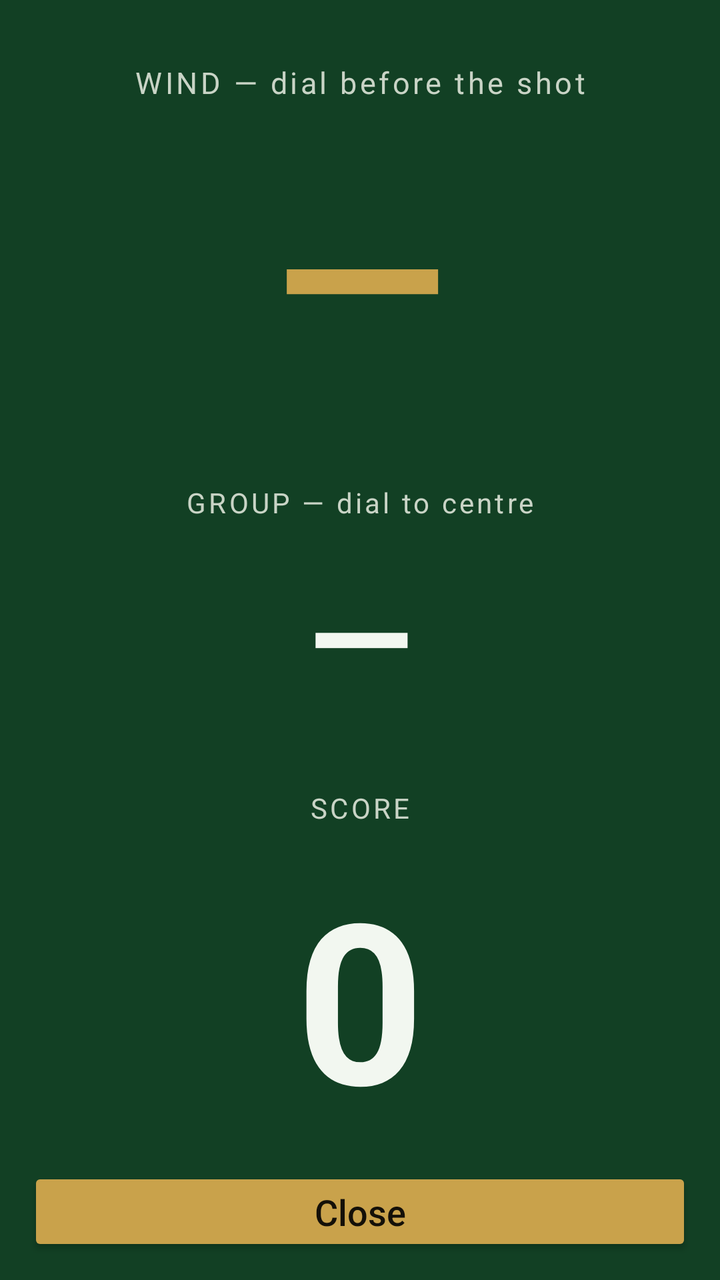
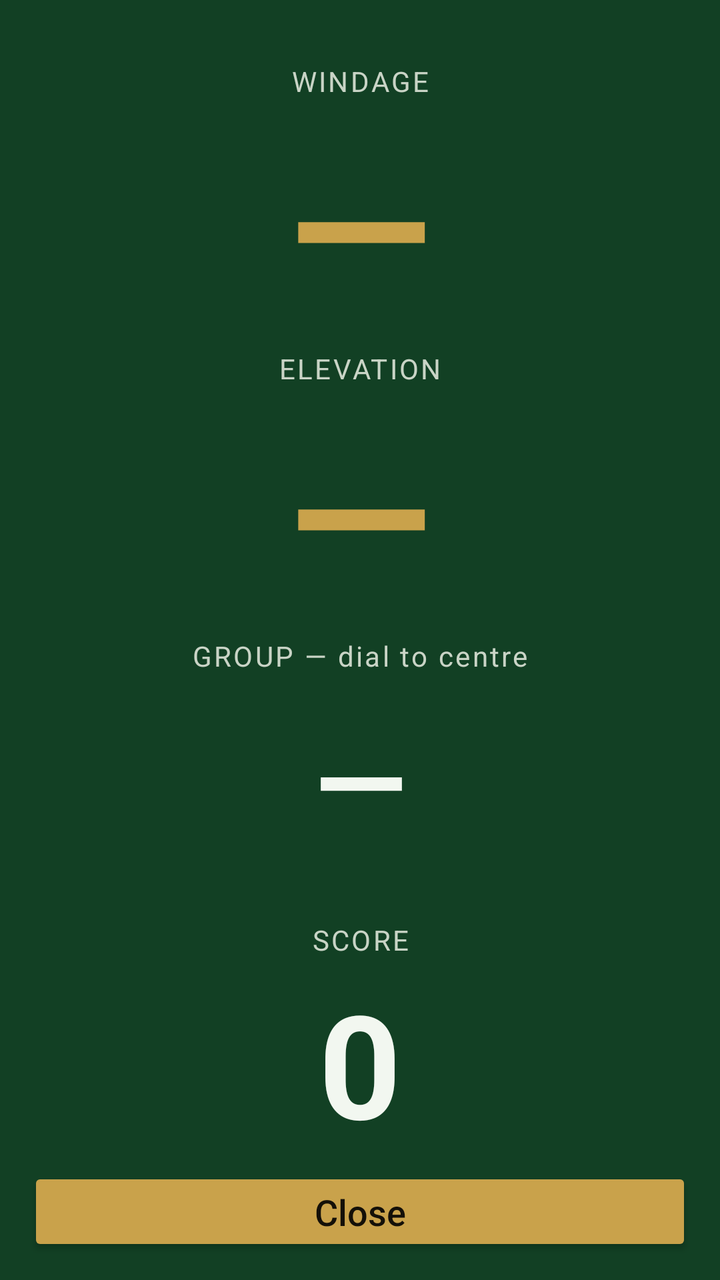

Compare the two renders of this Android layout. The source of the first and the diff that turns it into the second are given below.
<!-- AndroidManifest.xml: application theme Theme.BAS -->
<!-- res/layout/activity_range.xml -->
<?xml version="1.0" encoding="utf-8"?>
<LinearLayout xmlns:android="http://schemas.android.com/apk/res/android"
    android:layout_width="match_parent"
    android:layout_height="match_parent"
    android:orientation="vertical"
    android:background="?android:attr/colorBackground"
    android:padding="12dp">

    <TextView android:id="@+id/tvRangeStatus"
        android:layout_width="match_parent" android:layout_height="wrap_content"
        android:textColor="?android:attr/textColorSecondary" android:textSize="14sp"
        android:gravity="end" android:text="" />

    <TextView android:layout_width="match_parent" android:layout_height="wrap_content"
        android:textColor="?android:attr/textColorSecondary" android:textSize="15sp"
        android:letterSpacing="0.1" android:text="WIND — dial before the shot" android:gravity="center" />
    <TextView android:id="@+id/tvRangeWind"
        android:layout_width="match_parent" android:layout_height="0dp" android:layout_weight="1.5"
        android:textColor="?attr/colorAccent" android:textSize="84sp" android:textStyle="bold"
        android:gravity="center" android:text="—" android:autoSizeTextType="uniform"
        android:autoSizeMinTextSize="30sp" android:autoSizeMaxTextSize="112sp" />

    <TextView android:id="@+id/tvRangeWindAngle"
        android:layout_width="match_parent" android:layout_height="wrap_content"
        android:textColor="?android:attr/textColorSecondary" android:textSize="15sp"
        android:gravity="center" android:text="" />

    <TextView android:layout_width="match_parent" android:layout_height="wrap_content"
        android:textColor="?android:attr/textColorSecondary" android:textSize="14sp"
        android:letterSpacing="0.1" android:text="GROUP — dial to centre" android:gravity="center" />
    <TextView android:id="@+id/tvRangeCorrection"
        android:layout_width="match_parent" android:layout_height="0dp" android:layout_weight="1"
        android:textColor="?android:attr/textColorPrimary" android:textSize="48sp" android:textStyle="bold"
        android:gravity="center" android:text="—" android:autoSizeTextType="uniform"
        android:autoSizeMinTextSize="22sp" android:autoSizeMaxTextSize="68sp" />

    <TextView android:id="@+id/tvRangeCorrAngle"
        android:layout_width="match_parent" android:layout_height="wrap_content"
        android:textColor="?android:attr/textColorSecondary" android:textSize="15sp"
        android:gravity="center" android:text="" />

    <TextView android:layout_width="match_parent" android:layout_height="wrap_content"
        android:textColor="?android:attr/textColorSecondary" android:textSize="14sp"
        android:letterSpacing="0.1" android:text="SCORE" android:gravity="center" />
    <TextView android:id="@+id/tvRangeScore"
        android:layout_width="match_parent" android:layout_height="0dp" android:layout_weight="1.5"
        android:textColor="?android:attr/textColorPrimary" android:textSize="84sp" android:textStyle="bold"
        android:gravity="center" android:text="0" android:autoSizeTextType="uniform"
        android:autoSizeMinTextSize="30sp" android:autoSizeMaxTextSize="112sp" />

    <Button android:id="@+id/btnRangeClose"
        android:layout_width="match_parent" android:layout_height="wrap_content"
        android:text="Close" android:textSize="18sp"
        style="@style/Sts.ActionButton" />
</LinearLayout>
<!-- resources referenced by this layout -->
<resources>
  <style name="Sts.ActionButton" parent="Widget.AppCompat.Button">
          <item name="android:textAllCaps">false</item>
          <item name="android:textSize">14sp</item>
          <item name="android:minHeight">44dp</item>
          <item name="android:paddingLeft">10dp</item>
          <item name="android:paddingRight">10dp</item>
          <item name="android:layout_marginStart">2dp</item>
          <item name="android:layout_marginEnd">2dp</item>
      </style>
  <style name="Theme.BAS" parent="Theme.BAS.Dark" />
  <style name="Theme.BAS.Dark" parent="Theme.BAS.Base">
          <item name="basReticleColor">@color/reticle_dark</item>
          <item name="android:windowBackground">@color/dark_bg</item>
          <item name="colorSurface">@color/dark_surface</item>
          <item name="colorPrimary">@color/dark_accent</item>
          <item name="colorSecondary">@color/dark_accent</item>
          <item name="colorAccent">@color/dark_accent</item>
          <item name="colorOnPrimary">@color/dark_on_accent</item>
          <item name="colorOnSecondary">@color/dark_on_accent</item>
          <item name="android:colorBackground">@color/dark_surface</item>
          <item name="android:textColorPrimary">@color/dark_text</item>
          <item name="android:textColorSecondary">@color/dark_text_dim</item>
          <item name="android:textColorTertiary">#C9D4C6</item>
          <item name="android:textColorHint">#A6B2A4</item>
          <item name="colorOnSurface">@color/dark_text</item>
          <item name="colorOnBackground">@color/dark_text</item>
      </style>
  <style name="Theme.BAS.Base" parent="Theme.MaterialComponents.NoActionBar">
          <item name="android:statusBarColor">@color/dark_bg</item>
      </style>
  <color name="reticle_dark">#FFC400</color>
  <color name="dark_bg">#0B2818</color>
  <color name="dark_surface">#124024</color>
  <color name="dark_accent">#C9A24B</color>
  <color name="dark_on_accent">#141008</color>
  <color name="dark_text">#F2F7F0</color>
  <color name="dark_text_dim">#C9D4C6</color>
</resources>

<!-- the commit's change to res/layout/activity_range.xml (unified diff, before → after) -->
@@ -1,55 +1,58 @@
 <?xml version="1.0" encoding="utf-8"?>
 <LinearLayout xmlns:android="http://schemas.android.com/apk/res/android"
-    android:layout_width="match_parent"
-    android:layout_height="match_parent"
+    android:layout_width="match_parent" android:layout_height="match_parent"
     android:orientation="vertical"
-    android:background="?android:attr/colorBackground"
-    android:padding="12dp">
+    android:background="?android:attr/colorBackground" android:padding="12dp">
 
     <TextView android:id="@+id/tvRangeStatus"
         android:layout_width="match_parent" android:layout_height="wrap_content"
         android:textColor="?android:attr/textColorSecondary" android:textSize="14sp"
         android:gravity="end" android:text="" />
 
-    <TextView android:layout_width="match_parent" android:layout_height="wrap_content"
-        android:textColor="?android:attr/textColorSecondary" android:textSize="15sp"
-        android:letterSpacing="0.1" android:text="WIND — dial before the shot" android:gravity="center" />
+    <TextView android:id="@+id/tvRangeWindCaption"
+        android:layout_width="match_parent" android:layout_height="wrap_content"
+        android:textColor="?android:attr/textColorSecondary" android:textSize="14sp"
+        android:letterSpacing="0.08" android:gravity="center" android:text="WINDAGE" />
     <TextView android:id="@+id/tvRangeWind"
-        android:layout_width="match_parent" android:layout_height="0dp" android:layout_weight="1.5"
-        android:textColor="?attr/colorAccent" android:textSize="84sp" android:textStyle="bold"
+        android:layout_width="match_parent" android:layout_height="0dp" android:layout_weight="1.2"
+        android:textColor="?attr/colorAccent" android:textSize="72sp" android:textStyle="bold"
         android:gravity="center" android:text="—" android:autoSizeTextType="uniform"
-        android:autoSizeMinTextSize="30sp" android:autoSizeMaxTextSize="112sp" />
+        android:autoSizeMinTextSize="26sp" android:autoSizeMaxTextSize="96sp" />
 
-    <TextView android:id="@+id/tvRangeWindAngle"
+    <TextView android:id="@+id/tvRangeElevCaption"
         android:layout_width="match_parent" android:layout_height="wrap_content"
-        android:textColor="?android:attr/textColorSecondary" android:textSize="15sp"
+        android:textColor="?android:attr/textColorSecondary" android:textSize="14sp"
+        android:letterSpacing="0.08" android:gravity="center" android:text="ELEVATION" />
+    <TextView android:id="@+id/tvRangeElev"
+        android:layout_width="match_parent" android:layout_height="0dp" android:layout_weight="1.2"
+        android:textColor="?attr/colorAccent" android:textSize="72sp" android:textStyle="bold"
+        android:gravity="center" android:text="—" android:autoSizeTextType="uniform"
+        android:autoSizeMinTextSize="26sp" android:autoSizeMaxTextSize="96sp" />
+
+    <TextView android:id="@+id/tvRangeCorrCaption"
+        android:layout_width="match_parent" android:layout_height="wrap_content"
+        android:textColor="?android:attr/textColorSecondary" android:textSize="14sp"
+        android:letterSpacing="0.08" android:gravity="center" android:text="GROUP — dial to centre" />
+    <TextView android:id="@+id/tvRangeCorrection"
+        android:layout_width="match_parent" android:layout_height="0dp" android:layout_weight="1"
+        android:textColor="?android:attr/textColorPrimary" android:textSize="44sp" android:textStyle="bold"
+        android:gravity="center" android:text="—" android:autoSizeTextType="uniform"
+        android:autoSizeMinTextSize="20sp" android:autoSizeMaxTextSize="60sp" />
+    <TextView android:id="@+id/tvRangeCorrAngle"
+        android:layout_width="match_parent" android:layout_height="wrap_content"
+        android:textColor="?android:attr/textColorSecondary" android:textSize="14sp"
         android:gravity="center" android:text="" />
 
     <TextView android:layout_width="match_parent" android:layout_height="wrap_content"
         android:textColor="?android:attr/textColorSecondary" android:textSize="14sp"
-        android:letterSpacing="0.1" android:text="GROUP — dial to centre" android:gravity="center" />
-    <TextView android:id="@+id/tvRangeCorrection"
+        android:letterSpacing="0.08" android:gravity="center" android:text="SCORE" />
+    <TextView android:id="@+id/tvRangeScore"
         android:layout_width="match_parent" android:layout_height="0dp" android:layout_weight="1"
-        android:textColor="?android:attr/textColorPrimary" android:textSize="48sp" android:textStyle="bold"
-        android:gravity="center" android:text="—" android:autoSizeTextType="uniform"
-        android:autoSizeMinTextSize="22sp" android:autoSizeMaxTextSize="68sp" />
-
-    <TextView android:id="@+id/tvRangeCorrAngle"
-        android:layout_width="match_parent" android:layout_height="wrap_content"
-        android:textColor="?android:attr/textColorSecondary" android:textSize="15sp"
-        android:gravity="center" android:text="" />
-
-    <TextView android:layout_width="match_parent" android:layout_height="wrap_content"
-        android:textColor="?android:attr/textColorSecondary" android:textSize="14sp"
-        android:letterSpacing="0.1" android:text="SCORE" android:gravity="center" />
-    <TextView android:id="@+id/tvRangeScore"
-        android:layout_width="match_parent" android:layout_height="0dp" android:layout_weight="1.5"
-        android:textColor="?android:attr/textColorPrimary" android:textSize="84sp" android:textStyle="bold"
+        android:textColor="?android:attr/textColorPrimary" android:textSize="52sp" android:textStyle="bold"
         android:gravity="center" android:text="0" android:autoSizeTextType="uniform"
-        android:autoSizeMinTextSize="30sp" android:autoSizeMaxTextSize="112sp" />
+        android:autoSizeMinTextSize="22sp" android:autoSizeMaxTextSize="72sp" />
 
     <Button android:id="@+id/btnRangeClose"
         android:layout_width="match_parent" android:layout_height="wrap_content"
-        android:text="Close" android:textSize="18sp"
-        style="@style/Sts.ActionButton" />
+        android:text="Close" android:textSize="18sp" style="@style/Sts.ActionButton" />
 </LinearLayout>
